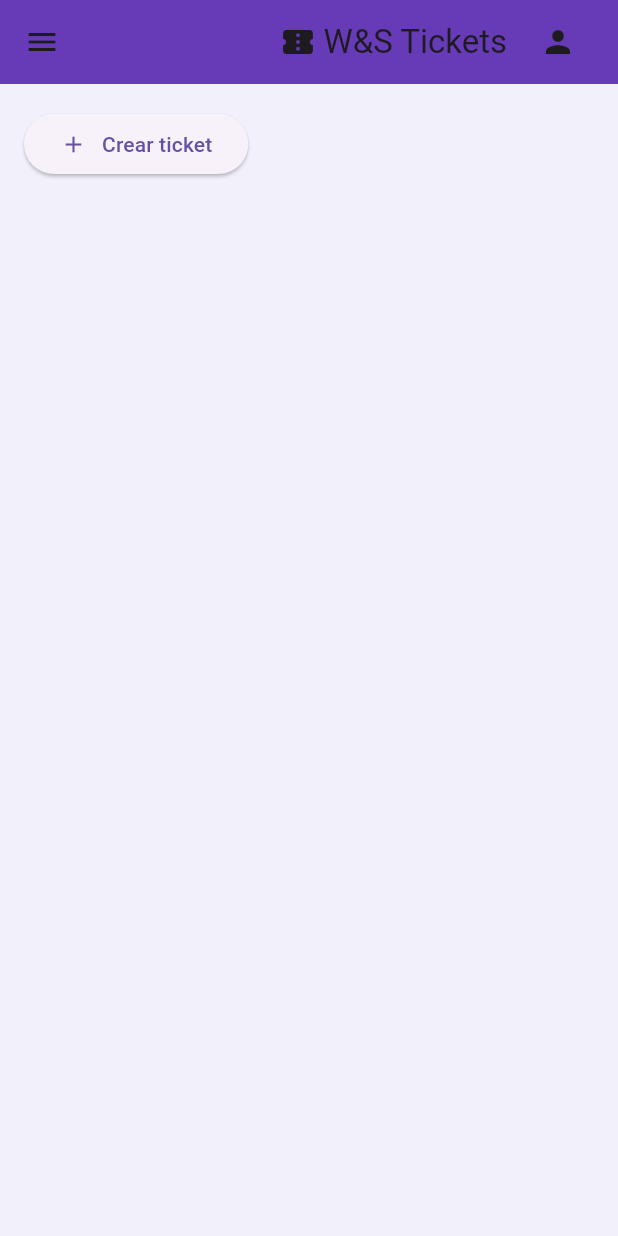
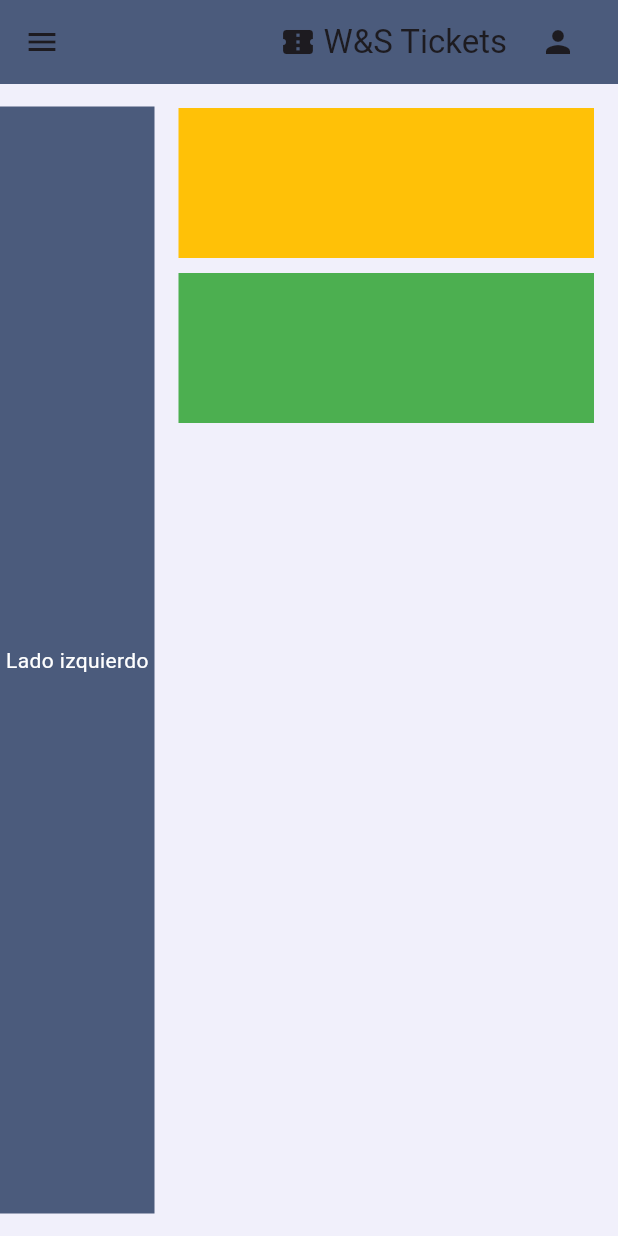
Before and after one commit to Zodicalprix/ticketsproyecto, a Flutter app: the screen it shows after launch, after a tap on "Iniciar sesion", on a phone screen of 412 x 824 dp. Run offline on Flutter 3.47's test engine with Material 3 defaults, Android fonts, the light colour scheme and no system bars; our stand-ins replace google_fonts; missing offline and left inert: dart:ffi; network calls fail.

Commit message:
Cambios a la gamas de colores, update a perfil y comienzo de home

```diff
--- a/lib/src/screens/Dashboard.dart
+++ b/lib/src/screens/Dashboard.dart
@@ -6,8 +6,8 @@ class Dashboard extends StatelessWidget {
   @override
   Widget build(BuildContext context) {
     return Scaffold(
-      body: Column(
-        children: [
+      body        : Column(
+        children:        [
           Text('Prueba')
         ],
       ),
--- a/lib/src/screens/Home.dart
+++ b/lib/src/screens/Home.dart
@@ -12,8 +12,9 @@ class Homepage extends StatelessWidget {
     return Scaffold(
       backgroundColor: Color(0xFFF1F0FB),
       appBar: AppBar(
-        backgroundColor: Colors.deepPurple,
-        automaticallyImplyLeading: true, // para que se muestre el ícono del Drawer
+        backgroundColor: Color(0xFF4B5B7C),
+        automaticallyImplyLeading:
+            true, // para que se muestre el ícono del Drawer
         title: Row(
           mainAxisAlignment: MainAxisAlignment.end,
           children: [
@@ -25,7 +26,9 @@ class Homepage extends StatelessWidget {
               onPressed: () {
                 Navigator.push(
                   context,
-                  MaterialPageRoute(builder: (context) => const Porfilepagina()),
+                  MaterialPageRoute(
+                    builder: (context) => const Porfilepagina(),
+                  ),
                 );
               },
               icon: Icon(Icons.person),
@@ -34,27 +37,20 @@ class Homepage extends StatelessWidget {
         ),
       ),
       drawer: Drawer(
-        backgroundColor: Color(0xFF161927),
+        backgroundColor: Color(0xFFF1F0FB),
         child: ListView(
-
           padding: EdgeInsets.zero,
           children: [
             DrawerHeader(
-              decoration: BoxDecoration(color: Color(0xFF2A3A5B)),
+              decoration: BoxDecoration(color: Color(0xFF4B5B7C)),
               child: Text(
                 'Menú de Navegación',
                 style: TextStyle(color: Colors.white, fontSize: 20),
               ),
             ),
             ListTile(
-              leading: Icon(Icons.home,
-              color: Colors.white),
-              title: Text(
-                'Home',
-                style: TextStyle(
-                  color: Colors.white
-                ),
-              ),
+              leading: Icon(Icons.home, color: Colors.white),
+              title: Text('Home', style: TextStyle(color: Colors.white)),
               onTap: () {
                 Navigator.pushReplacement(
                   context,
@@ -85,9 +81,40 @@ class Homepage extends StatelessWidget {
           ],
         ),
       ),
-      body: Container(
-        padding: const EdgeInsets.all(16.0),
-        child: BotonCrear(),
+      body: Row(
+        children: [
+          // Lado izquierdo
+          Expanded(
+            flex: 1,
+            child: Padding(
+              padding: const EdgeInsets.only(top: 15, bottom: 15),
+              child: Container(
+                decoration: BoxDecoration(color: Color(0xFF4B5B7C)),
+                child: Center(
+                  child: Text(
+                    "Lado izquierdo",
+                    style: TextStyle(color: Colors.white),
+                  ),
+                ),
+              ),
+            ),
+          ),
+
+          // Lado derecho
+          Expanded(
+            flex: 3,
+            child: Padding(
+              padding: const EdgeInsets.all(16.0),
+              child: Column(
+                children: [
+                  Container(height: 100, color: Colors.amber),
+                  SizedBox(height: 10),
+                  Container(height: 100, color: Colors.green),
+                ],
+              ),
+            ),
+          ),
+        ],
       ),
     );
   }
--- a/lib/src/screens/Login.dart
+++ b/lib/src/screens/Login.dart
@@ -2,8 +2,9 @@ import 'package:flutter/material.dart';
 import 'package:ticketsproyecto/src/screens/Home.dart';
 
 import '../widgets/campo_texto.dart';
+
 class Loginscreen extends StatelessWidget {
-  Loginscreen({super.key,});
+  Loginscreen({super.key});
 
   final emailcontroller = TextEditingController();
   final passwordcontroller = TextEditingController();
@@ -49,8 +50,8 @@ class Loginscreen extends StatelessWidget {
                     BoxShadow(
                       color: Colors.black,
                       offset: Offset(0.0, 5.0),
-                      blurRadius: 5.0
-                    )
+                      blurRadius: 5.0,
+                    ),
                   ],
                   color: Colors.white,
                   borderRadius: BorderRadius.circular(16),
@@ -61,73 +62,78 @@ class Loginscreen extends StatelessWidget {
                 child: Column(
                   mainAxisSize: MainAxisSize.min,
                   children: [
-                    Text('BIENVENIDOS',
+                    Text(
+                      'BIENVENIDOS',
                       style: TextStyle(
                         fontFamily: 'bold',
                         color: Colors.black,
-                      fontSize: 28
+                        fontSize: 28,
                       ),
                     ),
-                    SizedBox(height: 10,),
-                    Text('Inicia sesion para administrar tus tickets',
+                    SizedBox(height: 10),
+                    Text(
+                      'Inicia sesion para administrar tus tickets',
                       style: TextStyle(color: Colors.grey[600]),
                     ),
-                    SizedBox(
-                      height: 25,
-                    ),
+                    SizedBox(height: 25),
                     //Campos para llenar
                     Align(
                       alignment: Alignment.centerLeft,
-                      child: Text('Email')),
+                      child: Text('Email'),
+                    ),
                     CampoTexto(
                       controller: emailcontroller,
                       hintText: 'you@example.com',
-                      obscureText: false),
-                    SizedBox(height: 10,),
+                      obscureText: false,
+                    ),
+                    SizedBox(height: 10),
                     Align(
                       alignment: Alignment.centerLeft,
-                      child: Text('Contraseña')),
+                      child: Text('Contraseña'),
+                    ),
                     CampoTexto(
                       controller: passwordcontroller,
                       hintText: '',
-                      obscureText: true),
-                      TextButton(onPressed: (){},
+                      obscureText: true,
+                    ),
+                    TextButton(
+                      onPressed: () {},
                       child: Align(
                         alignment: Alignment.centerRight,
-                        child: Text(
-                          'Olvidaste tu contraseña?',
+                        child: Text('Olvidaste tu contraseña?'),
                       ),
-                      )),
+                    ),
                     SizedBox(height: 10),
-                      FilledButton(onPressed: (){
-                        Navigator.push(context,
-                        MaterialPageRoute(builder: (context) => const Homepage()));
+                    FilledButton(
+                      onPressed: () {
+                        Navigator.push(
+                          context,
+                          MaterialPageRoute(
+                            builder: (context) => const Homepage(),
+                          ),
+                        );
                       },
-                        child: const Text('Iniciar sesion')
+                      child: const Text('Iniciar sesion'),
                     ),
                     SizedBox(height: 5),
-                      Divider(
-                        color: Color(0xFFF1F0FB),
-                      ),
+                    Divider(color: Color(0xFFF1F0FB)),
                     Row(
                       mainAxisAlignment: MainAxisAlignment.end,
                       children: [
                         Text('No tienes una cuenta?'),
-                          TextButton(onPressed: (){},
-                            child: Text('Crea una cuenta')),
-                        ],
-                      ),
-                      Divider(
-                        color: Color(0xFFF1F0FB),
-                      ),
-                    ],
-
-                  ),
-
+                        TextButton(
+                          onPressed: () {},
+                          child: Text('Crea una cuenta'),
                         ),
                       ],
                     ),
-          )
+                    Divider(color: Color(0xFFF1F0FB)),
+                  ],
+                ),
+              ),
+            ],
+          ),
+        ),
       ),
     );
   }
```
Also changed, not shown: lib/src/screens/Profile.dart (+51 -40 lines), lib/src/screens/CrearTickets.dart (line endings or trailing spaces). Lines whose indentation alone changed are shown as unchanged.
